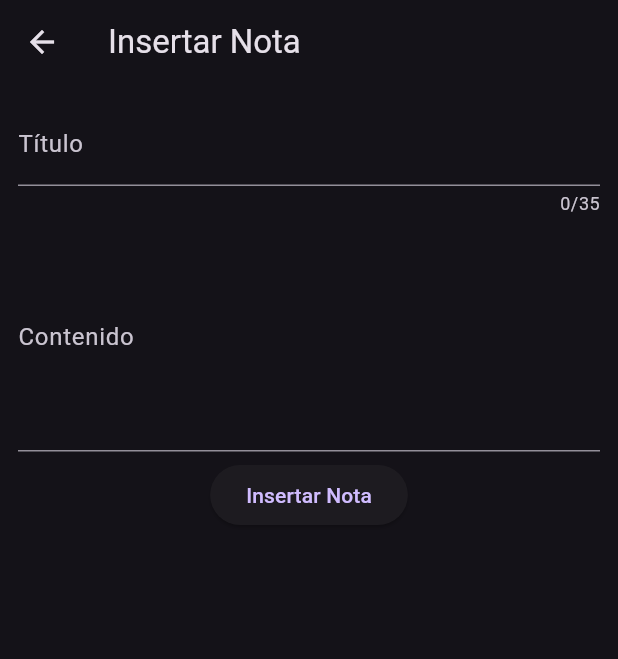
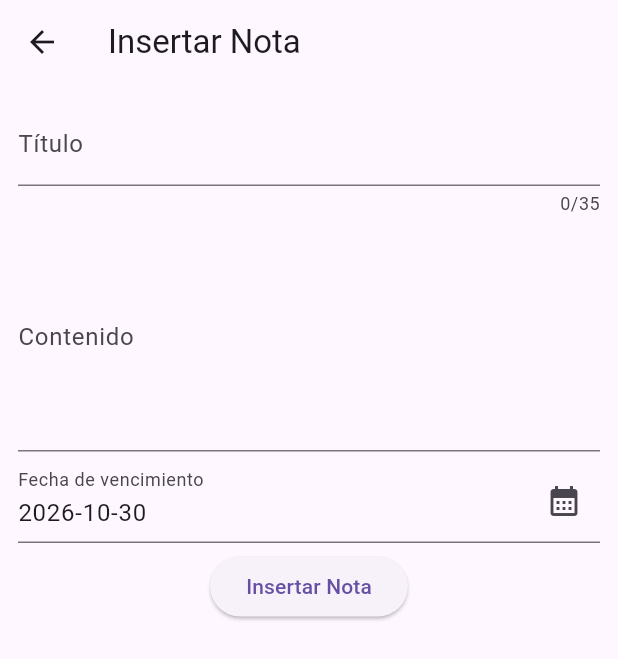
Before and after one commit to Roque200/Moviles--11vo, a Flutter app: the AddNoteScreens screen opened by its route, on a phone screen of 412 x 824 dp. Shown: the top 659 px of the screen. Run offline on Flutter 3.47's test engine with Material 3 defaults, Android fonts, the phone set to English and light mode, and no system bars; our stand-ins replace cloud_firestore, firebase_auth, firebase_core, flutter_dotenv, google_maps_flutter, sqflite; missing offline and left inert: circular_menu; accounts and stored records are empty.

```diff
--- a/lib/components/global_values.dart
+++ b/lib/components/global_values.dart
@@ -1,8 +1,8 @@
 import 'package:flutter/material.dart';
 
 class GlobalValues {
-  // 0 -> novhe
-  //1-> dia
-  //2-> warm
-  static ValueNotifier<int> banTheme = ValueNotifier<int>(0);
+  // 0 -> noche
+  // 1 -> día
+  // 2 -> warm
+  static ValueNotifier<int> banTheme = ValueNotifier<int>(1);
 }
--- a/lib/screens/add_note_screens.dart
+++ b/lib/screens/add_note_screens.dart
@@ -17,6 +17,8 @@ class _AddNoteState extends State<AddNoteScreens> {
   late final NotesDB notesDB;
   final TextEditingController conTitle = TextEditingController();
   final TextEditingController conContent = TextEditingController();
+  final TextEditingController conDate = TextEditingController();
+  DateTime _selectedDate = DateTime.now();
   bool _isSaving = false;
 
   @override
@@ -26,14 +28,38 @@ class _AddNoteState extends State<AddNoteScreens> {
     if (widget.note != null) {
       conTitle.text = widget.note!.title ?? '';
       conContent.text = widget.note!.content ?? '';
+      final fechaGuardada = DateTime.tryParse(widget.note!.dateNote ?? '');
+      if (fechaGuardada != null) _selectedDate = fechaGuardada;
     }
+    conDate.text = _formatearFecha(_selectedDate);
   }
 
   @override
   void dispose() {
     conTitle.dispose();
     conContent.dispose();
+    conDate.dispose();
     super.dispose();
+  }
+
+  String _formatearFecha(DateTime fecha) {
+    return fecha.toIso8601String().substring(0, 10);
+  }
+
+  Future<void> _desplegarFechas(BuildContext context) async {
+    final DateTime? fecha = await showDatePicker(
+      context: context,
+      initialDate: _selectedDate,
+      firstDate: DateTime(2025),
+      lastDate: DateTime(2076),
+    );
+
+    if (fecha != null && fecha != _selectedDate) {
+      setState(() {
+        _selectedDate = fecha;
+        conDate.text = _formatearFecha(fecha);
+      });
+    }
   }
 
   Future<void> _guardarNota() async {
@@ -41,14 +67,12 @@ class _AddNoteState extends State<AddNoteScreens> {
     setState(() => _isSaving = true);
 
     final note = widget.note;
-    final fecha =
-        note?.dateNote ?? DateTime.now().toIso8601String().substring(0, 10);
     final updatedNote = NotesDao(
       idNote: note?.idNote,
       firestoreId: note?.firestoreId,
       title: conTitle.text.trim(),
       content: conContent.text.trim(),
-      dateNote: fecha,
+      dateNote: conDate.text,
     );
 
     try {
@@ -111,6 +135,15 @@ class _AddNoteState extends State<AddNoteScreens> {
       controller: conContent,
       decoration: const InputDecoration(labelText: 'Contenido'),
     );
+    final txtDate = TextFormField(
+      controller: conDate,
+      readOnly: true,
+      decoration: const InputDecoration(
+        labelText: 'Fecha de vencimiento',
+        suffixIcon: Icon(Icons.calendar_month),
+      ),
+      onTap: () => _desplegarFechas(context),
+    );
     const spacer = SizedBox(height: 5);
     final btnSave = ElevatedButton(
       onPressed: _isSaving ? null : _guardarNota,
@@ -128,7 +161,15 @@ class _AddNoteState extends State<AddNoteScreens> {
       body: Padding(
         padding: const EdgeInsets.all(12),
         child: Column(
-          children: [txtTitle, spacer, txtContent, spacer, btnSave],
+          children: [
+            txtTitle,
+            spacer,
+            txtContent,
+            spacer,
+            txtDate,
+            spacer,
+            btnSave,
+          ],
         ),
       ),
     );
--- a/pubspec.yaml
+++ b/pubspec.yaml
@@ -42,6 +42,9 @@ dependencies:
   firebase_auth: ^5.6.2
   cloud_firestore: ^5.6.12
   http: ^1.6.0
+  flutter_dotenv: ^6.0.1
+  google_maps_flutter: ^2.19.0
+
 
 
 
@@ -73,6 +76,7 @@ flutter:
   # To add assets to your application, add an assets section, like this:
   assets:
   - assets/
+  - .env
   #   - images/a_dot_ham.jpeg
 
   # An image asset can refer to one or more resolution-specific "variants", see
```
Also changed, not shown: lib/main.dart (+13 -7 lines), lib/network/api_popular.dart (+26 -5 lines), lib/screens/api_popular_screen.dart (added, +97 -0 lines), lib/screens/dashboard_screens.dart (+20 -0 lines), lib/screens/map_google_screen.dart (added, +51 -0 lines), assets/loading1.gif (added), pubspec.lock, 13 other files.
